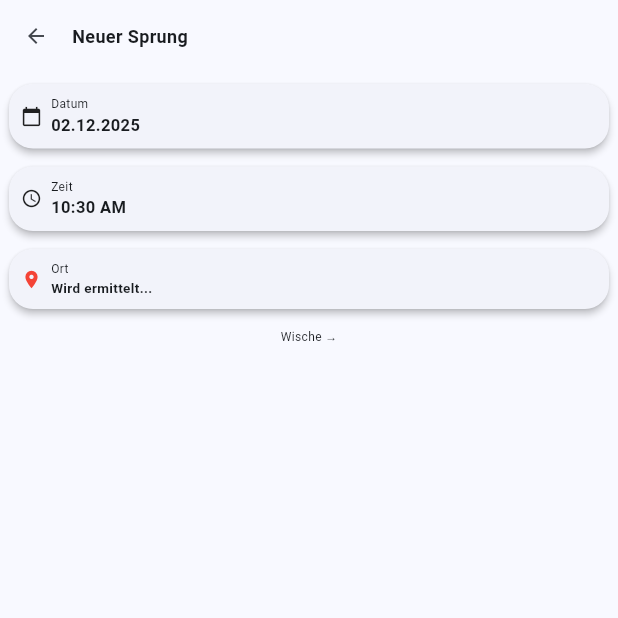
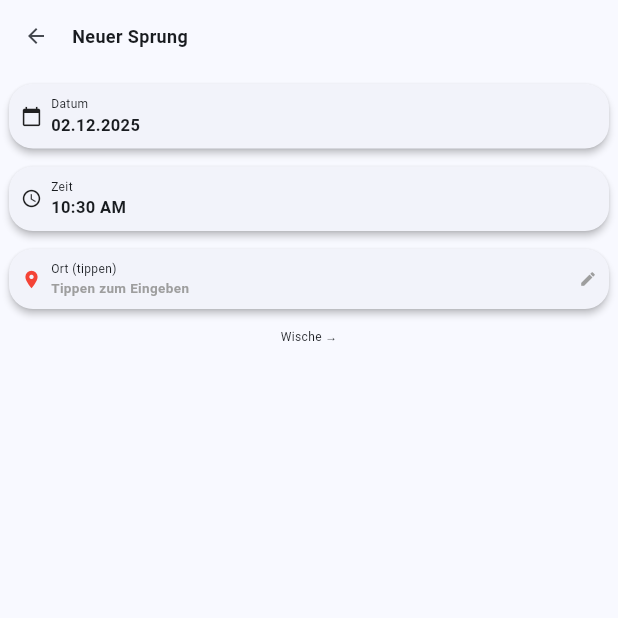
Before and after one commit to damiansze/Skydive-Tracker, a Flutter app: the screen it shows after launch, after a tap on the "add" icon, on a phone screen of 412 x 824 dp, the top half of it. Run offline on Flutter 3.47's test engine with Material 3 defaults, Android fonts, the phone set to English and light mode, and no system bars; our stand-ins replace flutter_map, flutter_riverpod, geocoding, geolocator, image_picker, latlong2 and 1 more.

Commit message:
wearOS debugging

```diff
--- a/frontend/lib/screens/wear_os/wear_add_jump_screen.dart
+++ b/frontend/lib/screens/wear_os/wear_add_jump_screen.dart
@@ -1,8 +1,6 @@
 import 'package:flutter/material.dart';
 import 'package:flutter_riverpod/flutter_riverpod.dart';
 import 'package:intl/intl.dart';
-import 'package:geolocator/geolocator.dart';
-import 'package:latlong2/latlong.dart';
 import '../../models/jump.dart';
 import '../../models/freefall_stats.dart';
 import '../../models/weather.dart';
@@ -34,66 +32,100 @@ class _WearAddJumpScreenState extends ConsumerState<WearAddJumpScreen> {
   bool _isSaving = false;
   FreefallStats? _freefallStats;
 
+  // Text controller for location input
+  final TextEditingController _locationController = TextEditingController();
+
   @override
   void initState() {
     super.initState();
     _getCurrentLocation();
   }
 
+  @override
+  void dispose() {
+    _locationController.dispose();
+    super.dispose();
+  }
+
   Future<void> _getCurrentLocation() async {
-    setState(() => _isLoading = true);
+    // On WearOS, Geolocator causes native crashes because FusedLocationClient
+    // methods like isLocationServiceEnabled are not supported.
+    // For WearOS, we skip automatic location detection and let user enter manually.
+    // The location can also be synced from the phone app later.
+
+    if (mounted) {
+      setState(() {
+        _isLoading = false;
+        _location = ''; // User will enter manually
+      });
+    }
+  }
+
+  Future<void> _searchLocation(String query) async {
+    if (query.isEmpty) return;
 
     try {
-      // Try to check if location service is enabled
-      // Note: This API may not be supported on WearOS, so we catch exceptions
-      bool serviceEnabled = true;
-      try {
-        serviceEnabled = await Geolocator.isLocationServiceEnabled();
-      } catch (e) {
-        // isLocationServiceEnabled not supported on WearOS, assume enabled
-        debugPrint('Location service check not supported: $e');
-      }
-
-      if (!serviceEnabled) {
-        setState(() => _isLoading = false);
-        return;
-      }
-
-      LocationPermission permission = await Geolocator.checkPermission();
-      if (permission == LocationPermission.denied) {
-        permission = await Geolocator.requestPermission();
-        if (permission == LocationPermission.denied) {
-          setState(() => _isLoading = false);
-          return;
-        }
-      }
-
-      Position position = await Geolocator.getCurrentPosition(
-        desiredAccuracy: LocationAccuracy.medium,
-      ).timeout(
-        const Duration(seconds: 10),
-        onTimeout: () => throw Exception('Location timeout'),
-      );
-      _latitude = position.latitude;
-      _longitude = position.longitude;
-
-      // Get address
-      final latLng = LatLng(_latitude!, _longitude!);
-      final address = await GeocodingService.getAddressFromCoordinates(latLng);
-
-      if (mounted) {
+      final result = await GeocodingService.getCoordinatesFromAddress(query);
+      if (result != null && mounted) {
         setState(() {
-          if (address != null) _location = address;
-          _isLoading = false;
+          _latitude = result.latitude;
+          _longitude = result.longitude;
+          _location = query;
         });
-
-        // Fetch weather
         _fetchWeather();
       }
     } catch (e) {
-      debugPrint('Error getting location: $e');
-      if (mounted) setState(() => _isLoading = false);
+      debugPrint('Error searching location: $e');
     }
+  }
+
+  void _showLocationDialog() {
+    _locationController.text = _location;
+    showDialog(
+      context: context,
+      builder: (context) => AlertDialog(
+        contentPadding: const EdgeInsets.all(12),
+        insetPadding: const EdgeInsets.symmetric(horizontal: 16, vertical: 24),
+        title: const Text('Ort eingeben', style: TextStyle(fontSize: 12)),
+        content: TextField(
+          controller: _locationController,
+          autofocus: true,
+          style: const TextStyle(fontSize: 11),
+          decoration: const InputDecoration(
+            hintText: 'z.B. Interlaken, CH',
+            hintStyle: TextStyle(fontSize: 10),
+            isDense: true,
+            contentPadding: EdgeInsets.symmetric(horizontal: 8, vertical: 8),
+          ),
+          onSubmitted: (value) {
+            Navigator.pop(context);
+            if (value.isNotEmpty) {
+              setState(() => _location = value);
+              _searchLocation(value);
+            }
+          },
+        ),
+        actions: [
+          TextButton(
+            onPressed: () => Navigator.pop(context),
+            style: TextButton.styleFrom(padding: EdgeInsets.zero),
+            child: const Text('Abbruch', style: TextStyle(fontSize: 10)),
+          ),
+          TextButton(
+            onPressed: () {
+              Navigator.pop(context);
+              final value = _locationController.text;
+              if (value.isNotEmpty) {
+                setState(() => _location = value);
+                _searchLocation(value);
+              }
+            },
+            style: TextButton.styleFrom(padding: EdgeInsets.zero),
+            child: const Text('OK', style: TextStyle(fontSize: 10)),
+          ),
+        ],
+      ),
+    );
   }
 
   Future<void> _fetchWeather() async {
@@ -264,8 +296,9 @@ class _WearAddJumpScreenState extends ConsumerState<WearAddJumpScreen> {
           ),
           const SizedBox(height: 4),
 
-          // Location
+          // Location - tappable to enter manually
           WearCard(
+            onTap: _showLocationDialog,
             padding: const EdgeInsets.all(8),
             child: Row(
               children: [
@@ -275,16 +308,21 @@ class _WearAddJumpScreenState extends ConsumerState<WearAddJumpScreen> {
                   child: Column(
                     crossAxisAlignment: CrossAxisAlignment.start,
                     children: [
-                      const Text('Ort', style: TextStyle(fontSize: 8)),
+                      const Text('Ort (tippen)', style: TextStyle(fontSize: 8)),
                       Text(
-                        _location.isEmpty ? 'Wird ermittelt...' : _location,
-                        style: const TextStyle(fontWeight: FontWeight.bold, fontSize: 9),
+                        _location.isEmpty ? 'Tippen zum Eingeben' : _location,
+                        style: TextStyle(
+                          fontWeight: FontWeight.bold,
+                          fontSize: 9,
+                          color: _location.isEmpty ? Colors.grey : null,
+                        ),
                         overflow: TextOverflow.ellipsis,
                         maxLines: 2,
                       ),
                     ],
                   ),
                 ),
+                const Icon(Icons.edit, size: 12, color: Colors.grey),
               ],
             ),
           ),
```
